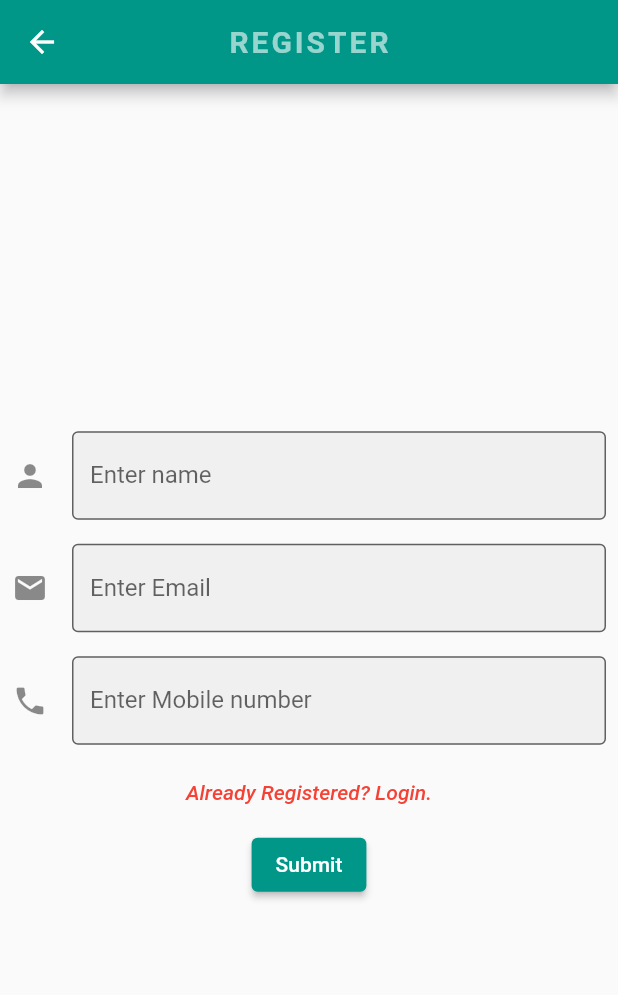
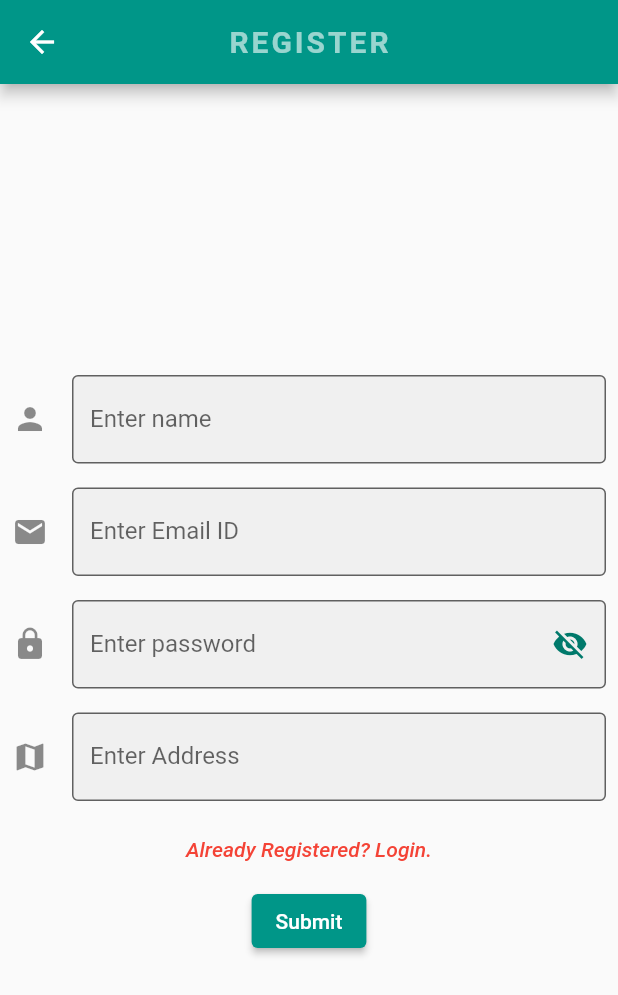
Before and after one commit to FareesHussain/Flutter-Ecommerce, a Flutter app: the Login screen opened by its route, after a tap on an icon or button, on a phone screen of 412 x 824 dp. Shown: the top 995 px of the screen. Run offline on Flutter 3.47's test engine with Material 2 defaults, Android fonts, the phone set to English and light mode, and no system bars; our stand-ins replace google_fonts, persistent_bottom_nav_bar, shared_preferences; accounts and stored records are empty; network calls fail.

Commit message:
Login and Register complete

```diff
--- /dev/null
+++ b/lib/api/response/RegisterResponse.dart
@@ -0,0 +1,33 @@
+// To parse this JSON data, do
+//
+//     final welcome = welcomeFromJson(jsonString);
+
+import 'dart:convert';
+
+RegisterResponse welcomeFromJson(String str) => RegisterResponse.fromJson(json.decode(str));
+
+String welcomeToJson(RegisterResponse data) => json.encode(data.toJson());
+
+class RegisterResponse {
+  RegisterResponse({
+    required this.successful,
+    required this.message,
+    required this.data,
+  });
+
+  bool successful;
+  String message;
+  String data;
+
+  factory RegisterResponse.fromJson(Map<String, dynamic> json) => RegisterResponse(
+    successful: json["successful"],
+    message: json["message"],
+    data: json["data"],
+  );
+
+  Map<String, dynamic> toJson() => {
+    "successful": successful,
+    "message": message,
+    "data": data,
+  };
+}
--- a/lib/ui/Login.dart
+++ b/lib/ui/Login.dart
@@ -1,9 +1,12 @@
 import 'dart:convert';
 
 import 'package:flutter/material.dart';
+import 'package:mobile_store/api/requests/LoginRequest.dart';
+import 'package:mobile_store/api/requests/RegisterRequest.dart';
+import 'package:mobile_store/api/response/RegisterResponse.dart';
 import 'package:mobile_store/constants/Endpoints.dart';
 import 'package:mobile_store/constants/SharedPreferencesKeys.dart';
-import 'package:mobile_store/api/LoginResponse.dart';
+import 'package:mobile_store/api/response/LoginResponse.dart';
 import 'package:mobile_store/widgets/AppBar.dart';
 import 'package:mobile_store/widgets/InputWidgets.dart';
 import 'package:http/http.dart' as http;
@@ -21,6 +24,8 @@ class _LoginPageState extends State<Login> {
   Future<SharedPreferences> prefs = SharedPreferences.getInstance();
   TextEditingController emailController = new TextEditingController();
   TextEditingController passwordController = new TextEditingController();
+  TextEditingController nameController = new TextEditingController();
+  TextEditingController addressController = new TextEditingController();
 
   @override
   void dispose() {
@@ -35,37 +40,39 @@ class _LoginPageState extends State<Login> {
   }
 
   loginOrRegister() async {
-    var client = http.Client();
+    String _email = emailController.text;
+    String _pass = passwordController.text;
+    String _name = nameController.text;
+    String _address = addressController.text;
+
     if(toggle) {
       // login
-      String _email = emailController.text;
-      String _pass = passwordController.text;
-      LoginResponse? res;
-      try {
-        var uriResponse = await client.post(
-          Uri.parse(Endpoints.baseurl + Endpoints.login_endpoint),
-          body: "{'email': '$_email', 'password': '$_pass'}",
-          headers: {"Content-Type": "application/json"}
-        );
-        if(uriResponse.statusCode == 200) {
-          res = LoginResponse.fromJson(jsonDecode(uriResponse.body));
-          if(res.successful) {
-            final SharedPreferences _prefs = await prefs;
-            _prefs.setInt(SharedPreferenecesKeys.customer_id_key, int.parse(res.data));
-            Navigator.pushReplacementNamed(context, '/home');
-          }
-        }
-        SnackBar snackBar = SnackBar(
-          content: Text(res!.message),
-        );
-
-        ScaffoldMessenger.of(context).showSnackBar(snackBar);
-      } finally {
-        client.close();
+      LoginResponse res;
+      res = await loginRequest(_email, _pass);
+      SnackBar snackBar = SnackBar(
+        content: Text(res.message),
+      );
+      ScaffoldMessenger.of(context).showSnackBar(snackBar);
+      if(res.successful){
+        final SharedPreferences _prefs = await prefs;
+        _prefs.setInt(SharedPreferenecesKeys.customer_id_key, int.parse(res.data));
+        Navigator.pushReplacementNamed(context, '/home');
       }
     } else {
       // register
-      Navigator.pushNamed(context, '/home');
+      RegisterResponse res;
+      res = await registerRequest(_email, _pass, _name, _address);
+      SnackBar snackBar = SnackBar(
+        content: Text(res.message),
+      );
+      ScaffoldMessenger.of(context).showSnackBar(snackBar);
+      if(res.successful){
+        final SharedPreferences _prefs = await prefs;
+        _prefs.setInt(SharedPreferenecesKeys.customer_id_key, int.parse(res.data));
+        setState(() {
+          _toggle();
+        });
+      }
     }
   }
 
@@ -113,47 +120,28 @@ class _LoginPageState extends State<Login> {
   registerColumn() {
     return Column(
       children: <Widget>[
-        Padding(
-          padding: const EdgeInsets.all(8.0),
-          child: TextFormField(
-            textInputAction: TextInputAction.next,
-            textCapitalization: TextCapitalization.words,
-            decoration: InputDecoration(
-                filled: true,
-                icon: const Icon(Icons.person),
-                hintText: 'Enter your name.',
-                border: OutlineInputBorder(),
-                labelText: 'Enter name'
-            ),
-          ),
+        CustomTextField(
+          controller: nameController,
+          iconData: Icons.person,
+          hintText: "Enter your name",
+          labelText: "Enter name",
         ),
-        Padding(
-          padding: const EdgeInsets.all(8.0),
-          child: TextFormField(
-            textInputAction: TextInputAction.next,
-            textCapitalization: TextCapitalization.words,
-            decoration: InputDecoration(
-                filled: true,
-                icon: const Icon(Icons.mail),
-                hintText: 'Enter your Email address',
-                border: OutlineInputBorder(),
-                labelText: 'Enter Email'
-            ),
-          ),
+        CustomTextField(
+          controller: emailController,
+          iconData: Icons.mail,
+          hintText: "Enter your Email address",
+          labelText: "Enter Email ID",
         ),
-        Padding(
-          padding: const EdgeInsets.all(8.0),
-          child: TextFormField(
-            textInputAction: TextInputAction.next,
-            keyboardType: TextInputType.number,
-            decoration: InputDecoration(
-                filled: true,
-                icon: const Icon(Icons.phone),
-                hintText: 'Enter your Mobile Number',
-                border: OutlineInputBorder(),
-                labelText: 'Enter Mobile number'
-            ),
-          ),
+        CustomPasswordField(
+            controller: passwordController,
+            hintText: "Enter your password containing only alphabets",
+            labelText: "Enter password"
+        ),
+        CustomTextField(
+          controller: addressController,
+          iconData: Icons.map,
+          hintText: "Enter your Address",
+          labelText: "Enter Address",
         ),
         TextButton(
           child: new Text(
```
Also changed, not shown: lib/api/requests/LoginRequest.dart (added, +21 -0 lines), lib/api/requests/RegisterRequest.dart (added, +21 -0 lines), lib/api/response/AllProductsResponse.dart (added, +73 -0 lines), lib/models/CartItem.dart (added, +15 -0 lines), lib/ui/Cart.dart (+51 -1 lines), lib/ui/Products.dart (+14 -5 lines), lib/widgets/CartItemCard.dart (added, +107 -0 lines), lib/api/response/CustomerDetailsResponse.dart (renamed from lib/api/CustomerDetailsResponse.dart), lib/api/response/LoginResponse.dart (renamed from lib/api/LoginResponse.dart).
